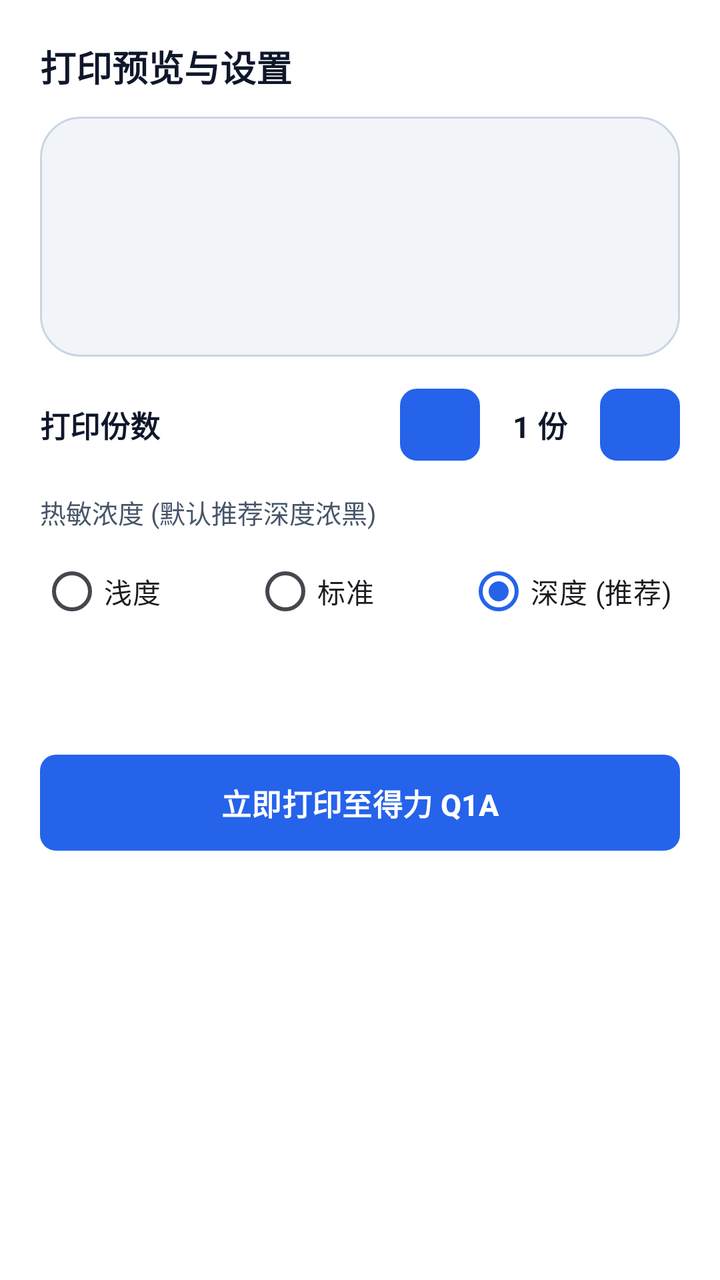
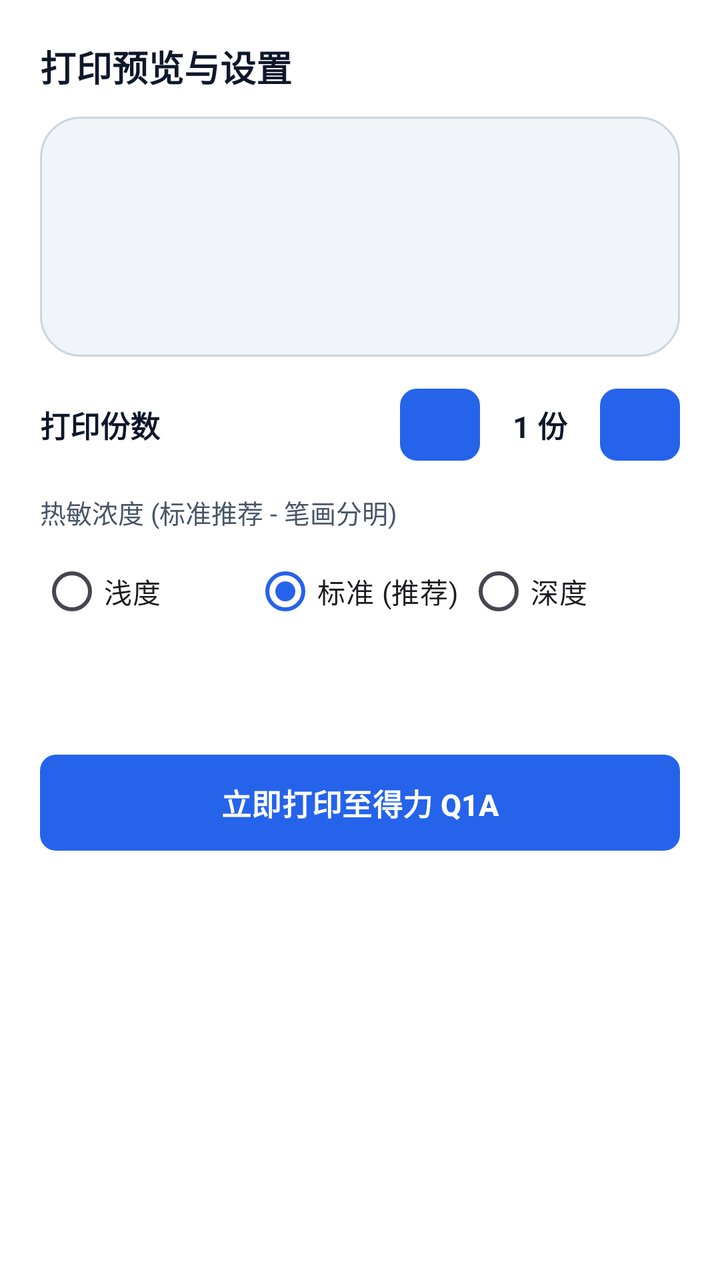

Before-and-after screenshots of an Android layout around one commit, followed by the original layout XML and the change that was made.
<!-- AndroidManifest.xml: application theme Theme.DeliPrinter -->
<!-- res/layout/dialog_print.xml -->
<?xml version="1.0" encoding="utf-8"?>
<LinearLayout
    xmlns:android="http://schemas.android.com/apk/res/android"
    android:layout_width="match_parent"
    android:layout_height="wrap_content"
    android:background="@color/bg_card"
    android:orientation="vertical"
    android:padding="20dp">

    <TextView
        android:layout_width="wrap_content"
        android:layout_height="wrap_content"
        android:text="打印预览与设置"
        android:textColor="@color/text_primary"
        android:textSize="18sp"
        android:textStyle="bold" />

    
    <ImageView
        android:id="@+id/ivPrintPreview"
        android:layout_width="match_parent"
        android:layout_height="120dp"
        android:layout_marginTop="12dp"
        android:background="@drawable/bg_pill"
        android:contentDescription="打印预览"
        android:padding="8dp"
        android:scaleType="fitCenter" />

    
    <LinearLayout
        android:layout_width="match_parent"
        android:layout_height="wrap_content"
        android:layout_marginTop="16dp"
        android:gravity="center_vertical"
        android:orientation="horizontal">

        <TextView
            android:layout_width="0dp"
            android:layout_height="wrap_content"
            android:layout_weight="1"
            android:text="打印份数"
            android:textColor="@color/text_primary"
            android:textSize="15sp"
            android:textStyle="bold" />

        <Button
            android:id="@+id/btnMinusCopies"
            android:layout_width="40dp"
            android:layout_height="36dp"
            android:background="@drawable/bg_btn_secondary"
            android:text="-"
            android:textSize="16sp" />

        <TextView
            android:id="@+id/tvCopies"
            android:layout_width="60dp"
            android:layout_height="wrap_content"
            android:gravity="center"
            android:text="1 份"
            android:textColor="@color/text_primary"
            android:textSize="15sp"
            android:textStyle="bold" />

        <Button
            android:id="@+id/btnPlusCopies"
            android:layout_width="40dp"
            android:layout_height="36dp"
            android:background="@drawable/bg_btn_secondary"
            android:text="+"
            android:textSize="16sp" />
    </LinearLayout>

    
    <TextView
        android:layout_width="wrap_content"
        android:layout_height="wrap_content"
        android:layout_marginTop="16dp"
        android:text="热敏浓度 (默认推荐深度浓黑)"
        android:textColor="@color/text_secondary"
        android:textSize="13sp" />

    <RadioGroup
        android:id="@+id/rgDensity"
        android:layout_width="match_parent"
        android:layout_height="wrap_content"
        android:layout_marginTop="6dp"
        android:checkedButton="@+id/rbDensityDark"
        android:orientation="horizontal">

        <RadioButton
            android:id="@+id/rbDensityLight"
            android:layout_width="0dp"
            android:layout_height="wrap_content"
            android:layout_weight="1"
            android:text="浅度" />

        <RadioButton
            android:id="@+id/rbDensityNormal"
            android:layout_width="0dp"
            android:layout_height="wrap_content"
            android:layout_weight="1"
            android:text="标准" />

        <RadioButton
            android:id="@+id/rbDensityDark"
            android:layout_width="0dp"
            android:layout_height="wrap_content"
            android:layout_weight="1"
            android:text="深度 (推荐)" />
    </RadioGroup>

    
    <ProgressBar
        android:id="@+id/printProgress"
        style="?android:attr/progressBarStyleHorizontal"
        android:layout_width="match_parent"
        android:layout_height="8dp"
        android:layout_marginTop="16dp"
        android:visibility="invisible" />

    <TextView
        android:id="@+id/tvPrintProgressStatus"
        android:layout_width="match_parent"
        android:layout_height="wrap_content"
        android:layout_marginTop="4dp"
        android:gravity="center"
        android:textColor="@color/brand_primary"
        android:textSize="13sp"
        android:visibility="invisible" />

    
    <Button
        android:id="@+id/btnExecutePrint"
        android:layout_width="match_parent"
        android:layout_height="48dp"
        android:layout_marginTop="12dp"
        android:background="@drawable/bg_btn_primary"
        android:text="立即打印至得力 Q1A"
        android:textColor="@color/white"
        android:textSize="15sp"
        android:textStyle="bold" />

</LinearLayout>
<!-- resources referenced by this layout -->
<resources>
  <color name="bg_card">#FFFFFF</color>
  <color name="brand_primary">#2563EB</color>
  <color name="text_primary">#0F172A</color>
  <color name="text_secondary">#475569</color>
  <color name="white">#FFFFFF</color>
  <!-- drawable bg_btn_primary (drawable) -->
  <?xml version="1.0" encoding="utf-8"?>
  <ripple xmlns:android="http://schemas.android.com/apk/res/android"
      android:color="#40FFFFFF">
      <item>
          <shape android:shape="rectangle">
              <solid android:color="@color/brand_primary" />
              <corners android:radius="8dp" />
          </shape>
      </item>
  </ripple>
  <!-- drawable bg_btn_secondary (drawable) -->
  <?xml version="1.0" encoding="utf-8"?>
  <ripple xmlns:android="http://schemas.android.com/apk/res/android"
      android:color="#20000000">
      <item>
          <shape android:shape="rectangle">
              <solid android:color="@color/bg_subtle" />
              <stroke android:width="1dp" android:color="@color/border_color" />
              <corners android:radius="8dp" />
          </shape>
      </item>
  </ripple>
  <!-- drawable bg_pill (drawable) -->
  <?xml version="1.0" encoding="utf-8"?>
  <shape xmlns:android="http://schemas.android.com/apk/res/android"
      android:shape="rectangle">
      <solid android:color="@color/bg_subtle" />
      <stroke
          android:width="1dp"
          android:color="@color/border_color" />
      <corners android:radius="20dp" />
      <padding
          android:bottom="4dp"
          android:left="10dp"
          android:right="10dp"
          android:top="4dp" />
  </shape>
  <style name="Theme.DeliPrinter" parent="Theme.Material3.Light.NoActionBar">
          <item name="colorPrimary">@color/brand_primary</item>
          <item name="colorPrimaryVariant">@color/brand_primary_dark</item>
          <item name="colorSecondary">@color/brand_accent</item>
          <item name="android:statusBarColor">@color/bg_app</item>
          <item name="android:windowLightStatusBar">true</item>
          <item name="android:windowBackground">@color/bg_app</item>
      </style>
  <color name="bg_subtle">#F1F5F9</color>
  <color name="border_color">#CBD5E1</color>
  <color name="brand_primary_dark">#1D4ED8</color>
  <color name="brand_accent">#0EA5E9</color>
  <color name="bg_app">#F8FAFC</color>
</resources>

<!-- the commit's change to res/layout/dialog_print.xml (unified diff, before → after) -->
@@ -75,7 +75,7 @@
         android:layout_width="wrap_content"
         android:layout_height="wrap_content"
         android:layout_marginTop="16dp"
-        android:text="热敏浓度 (默认推荐深度浓黑)"
+        android:text="热敏浓度 (标准推荐 - 笔画分明)"
         android:textColor="@color/text_secondary"
         android:textSize="13sp" />
 
@@ -84,7 +84,7 @@
         android:layout_width="match_parent"
         android:layout_height="wrap_content"
         android:layout_marginTop="6dp"
-        android:checkedButton="@+id/rbDensityDark"
+        android:checkedButton="@+id/rbDensityNormal"
         android:orientation="horizontal">
 
         <RadioButton
@@ -99,14 +99,14 @@
             android:layout_width="0dp"
             android:layout_height="wrap_content"
             android:layout_weight="1"
-            android:text="标准" />
+            android:text="标准 (推荐)" />
 
         <RadioButton
             android:id="@+id/rbDensityDark"
             android:layout_width="0dp"
             android:layout_height="wrap_content"
             android:layout_weight="1"
-            android:text="深度 (推荐)" />
+            android:text="深度" />
     </RadioGroup>
 
     
